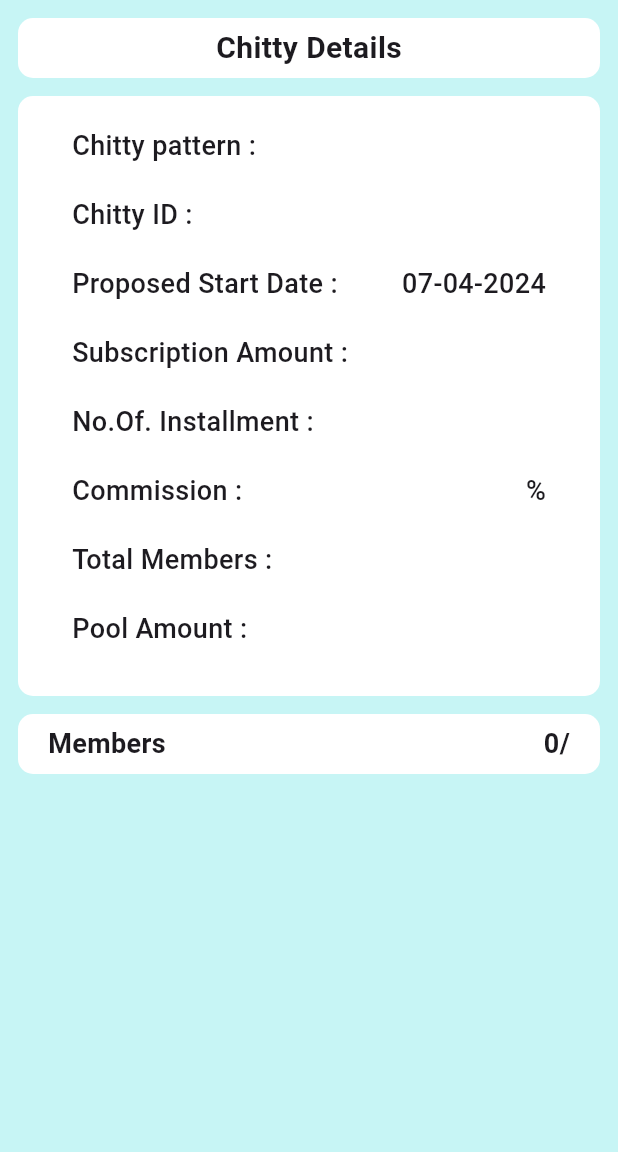
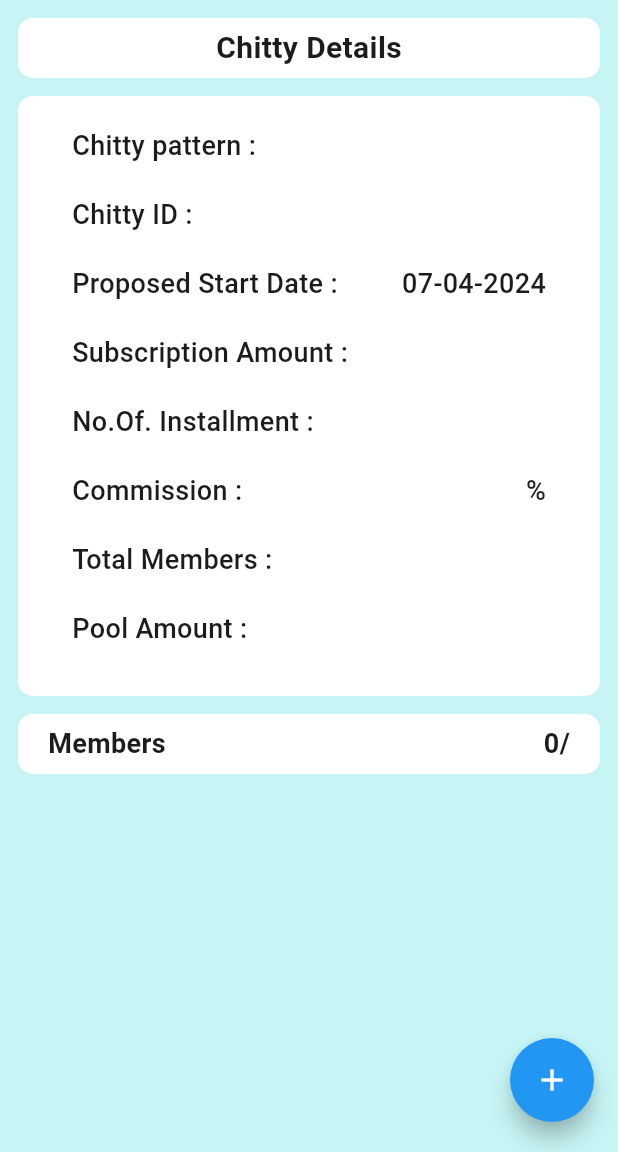
Before and after one commit to vishnulalvm/smart_chitty, a Flutter app: the SchemeDetails screen opened directly with empty values, on a phone screen of 412 x 824 dp, the part 84-1236 px from its top. Run offline on Flutter 3.47's test engine with Material 3 defaults, Android fonts, the phone set to English and light mode, and no system bars; our stand-ins replace auto_size_text, font_awesome_flutter, go_router, hive_flutter, image_picker, material_symbols_icons and 4 more; accounts and stored records are empty.

Commit message:
Fix Auto hidding button

```diff
--- a/lib/pages/others/memberscreen_features/member_details.dart
+++ b/lib/pages/others/memberscreen_features/member_details.dart
@@ -3,7 +3,6 @@ import 'package:flutter/material.dart';
 import 'package:hive_flutter/hive_flutter.dart';
 import 'package:intl/intl.dart';
 import 'package:provider/provider.dart';
-import 'package:scroll_to_hide/scroll_to_hide.dart';
 import 'package:smart_chitty/pages/others/memberscreen_features/call_chitty.dart';
 import 'package:smart_chitty/pages/others/memberscreen_features/edit_member.dart';
 import 'package:smart_chitty/pages/others/other_screens/view_id_screen.dart';
@@ -16,6 +15,7 @@ import 'package:smart_chitty/utils/colors.dart';
 import 'package:smart_chitty/utils/images.dart';
 import 'package:smart_chitty/utils/text.dart';
 import 'package:smart_chitty/widgets/global/row_text.dart';
+import 'package:smart_chitty/widgets/global/scroll_to_hide.dart';
 import 'package:smart_chitty/widgets/global/widget_gap.dart';
 
 int? installmentcount;
@@ -407,9 +407,11 @@ class _MemberDetailsState extends State<MemberDetails> {
         ],
       ),
       floatingActionButton: ScrollToHide(
+
         height: 60,
         hideDirection: Axis.vertical,
         scrollController: scrollController,
+
         child: FloatingActionButton.extended(
             label: const Text(
               '   Call Chitty   ',
--- a/lib/pages/others/schemescreen_features/scheme_details.dart
+++ b/lib/pages/others/schemescreen_features/scheme_details.dart
@@ -1,5 +1,6 @@
 import 'dart:io';
 import 'package:flutter/material.dart';
+import 'package:smart_chitty/pages/others/memberscreen_features/addmembers.dart';
 import 'package:smart_chitty/pages/others/schemescreen_features/editscheme.dart';
 import 'package:smart_chitty/services/db%20functions/memberdata_fuction.dart';
 import 'package:smart_chitty/services/db%20functions/payment_function.dart';
@@ -9,6 +10,7 @@ import 'package:smart_chitty/utils/colors.dart';
 import 'package:smart_chitty/utils/text.dart';
 import 'package:smart_chitty/widgets/global/appbar.dart';
 import 'package:smart_chitty/widgets/global/row_text.dart';
+import 'package:smart_chitty/widgets/global/scroll_to_hide.dart';
 import 'package:smart_chitty/widgets/global/widget_gap.dart';
 import 'package:intl/intl.dart';
 
@@ -77,8 +79,7 @@ class _SchemeDetailsState extends State<SchemeDetails> {
               controller: scrollController,
               children: <Widget>[
                 Padding(
-                    padding:
-                        const EdgeInsets.only(left: 12, right: 12, top: 12),
+                  padding: const EdgeInsets.only(left: 12, right: 12, top: 12),
                   child: Container(
                     height: 40,
                     width: MediaQuery.of(context).size.width,
@@ -96,8 +97,7 @@ class _SchemeDetailsState extends State<SchemeDetails> {
                   ),
                 ),
                 Padding(
-                    padding:
-                        const EdgeInsets.only(left: 12, right: 12, top: 12),
+                  padding: const EdgeInsets.only(left: 12, right: 12, top: 12),
                   child: Container(
                     height: 400,
                     width: MediaQuery.of(context).size.width,
@@ -139,8 +139,7 @@ class _SchemeDetailsState extends State<SchemeDetails> {
                   ),
                 ),
                 Padding(
-                    padding:
-                        const EdgeInsets.only(left: 12, right: 12, top: 12),
+                  padding: const EdgeInsets.only(left: 12, right: 12, top: 12),
                   child: Container(
                     height: 40,
                     width: MediaQuery.of(context).size.width,
@@ -171,11 +170,11 @@ class _SchemeDetailsState extends State<SchemeDetails> {
                 ),
                 gap(height: 12),
                 SizedBox(
-                    height: 800,
+                  height: 750,
                   child: ListView.builder(
                     shrinkWrap: true,
                     physics: const ScrollPhysics(),
-                      controller: scrollController,
+                    // controller: scrollController,
                     itemCount: filteredMembers.length,
                     itemBuilder: (context, index) {
                       if (filteredMembers.isEmpty) {
@@ -184,8 +183,8 @@ class _SchemeDetailsState extends State<SchemeDetails> {
 
                       final data = filteredMembers[index];
                       return Padding(
-                          padding: const EdgeInsets.only(
-                              left: 6, right: 6, bottom: 4),
+                        padding:
+                            const EdgeInsets.only(left: 6, right: 6, bottom: 4),
                         child: Card(
                           elevation: 0,
                           child: Padding(
@@ -208,17 +207,14 @@ class _SchemeDetailsState extends State<SchemeDetails> {
                                           contact: data.contactNumber,
                                           idBack: data.idBack,
                                           idFront: data.idFront,
-                                            installment:
-                                                widget.chittyIstallment,
+                                          installment: widget.chittyIstallment,
                                           memberId: data.memberId,
                                           memberName: data.memberName,
                                           memberage: data.memberAge,
                                           scheme: widget.schemeId,
                                         ),
-                                          transitionsBuilder: (context,
-                                              animation,
-                                              secondaryAnimation,
-                                              child) {
+                                        transitionsBuilder: (context, animation,
+                                            secondaryAnimation, child) {
                                           final tween = Tween<Offset>(
                                               begin: const Offset(1.0, 0.0),
                                               end: Offset.zero);
@@ -230,8 +226,7 @@ class _SchemeDetailsState extends State<SchemeDetails> {
                                       ));
                                 },
                                 leading: CircleAvatar(
-                                    backgroundImage:
-                                        FileImage(File(data.avatar)),
+                                  backgroundImage: FileImage(File(data.avatar)),
                                   radius: 25,
                                   backgroundColor: Colors.blue,
                                 ),
@@ -277,7 +272,26 @@ class _SchemeDetailsState extends State<SchemeDetails> {
                 ),
               ],
             );
-            }));
+          }),
+      floatingActionButton: ScrollToHide(
+        height: 60,
+        hideDirection: Axis.vertical,
+        scrollController: scrollController,
+        child: FloatingActionButton(
+          backgroundColor: Colors.blue,
+          shape: const CircleBorder(),
+          onPressed: () {
+            Navigator.of(context).push(MaterialPageRoute(
+                builder: (context) => const AddMemberScreen()));
+          },
+          child: const Icon(
+            Icons.add,
+            weight: 800,
+            color: Colors.white,
+          ),
+        ),
+      ),
+    );
   }
 
   void showLogoutDialog() {
--- /dev/null
+++ b/lib/widgets/global/scroll_to_hide.dart
@@ -0,0 +1,86 @@
+import 'package:flutter/material.dart';
+import 'package:flutter/rendering.dart';
+
+class ScrollToHide extends StatefulWidget {
+  const ScrollToHide({
+    super.key,
+    required this.child,
+    required this.scrollController,
+    this.duration = const Duration(milliseconds: 300),
+    required this.hideDirection,
+    this.width,
+    this.height,
+  });
+  final Widget child;
+  final ScrollController scrollController;
+  final Duration duration;
+  final double? height;
+  final Axis hideDirection;
+  final double? width;
+
+  @override
+  State<ScrollToHide> createState() => _ScrollToHideState();
+}
+
+class _ScrollToHideState extends State<ScrollToHide> {
+  bool isShown = true;
+
+  @override
+  void initState() {
+    widget.scrollController.addListener(listen);
+    super.initState();
+  }
+
+  @override
+  void dispose() {
+    widget.scrollController.removeListener(() {});
+    super.dispose();
+  }
+
+  @override
+  Widget build(BuildContext context) {
+    return AnimatedOpacity(
+      duration: widget.duration,
+      opacity: isShown ? 1.0 : 0.0,
+      child: AnimatedContainer(
+        duration: widget.duration,
+        height: widget.hideDirection == Axis.vertical
+            ? (isShown ? widget.height : 0)
+            : widget.height,
+        width: widget.hideDirection == Axis.horizontal
+            ? (isShown ? widget.width : 0)
+            : widget.width,
+        curve: Curves.linear,
+        clipBehavior: Clip.none,
+        child: Wrap(
+          children: [
+            widget.child,
+          ],
+        ),
+      ),
+    );
+  }
+
+  void show() {
+    if (!isShown && mounted) {
+      setState(() => isShown = true);
+    }
+  }
+
+  void hide() {
+    if (isShown && mounted) {
+      setState(
+        () => isShown = false,
+      );
+    }
+  }
+
+  void listen() {
+    final direction = widget.scrollController.position.userScrollDirection;
+    if (direction == ScrollDirection.forward) {
+      show();
+    } else if (direction == ScrollDirection.reverse) {
+      hide();
+    }
+  }
+}
--- a/pubspec.yaml
+++ b/pubspec.yaml
@@ -43,7 +43,6 @@ dependencies:
   material_symbols_icons: ^4.2719.1
   photo_view: ^0.14.0
   provider: ^6.1.2
-  scroll_to_hide: ^2.1.0
   shared_preferences: ^2.2.2
   syncfusion_flutter_charts: ^25.1.35
   text_scroll: ^0.2.0
```
Also changed, not shown: lib/main.dart (+7 -6 lines), lib/pages/others/schemescreen_features/addscheme.dart (+5 -5 lines), lib/pages/tabs/members.dart (+9 -1 lines), lib/pages/tabs/scheme.dart (+9 -1 lines), pubspec.lock. Lines whose indentation alone changed are shown as unchanged.
